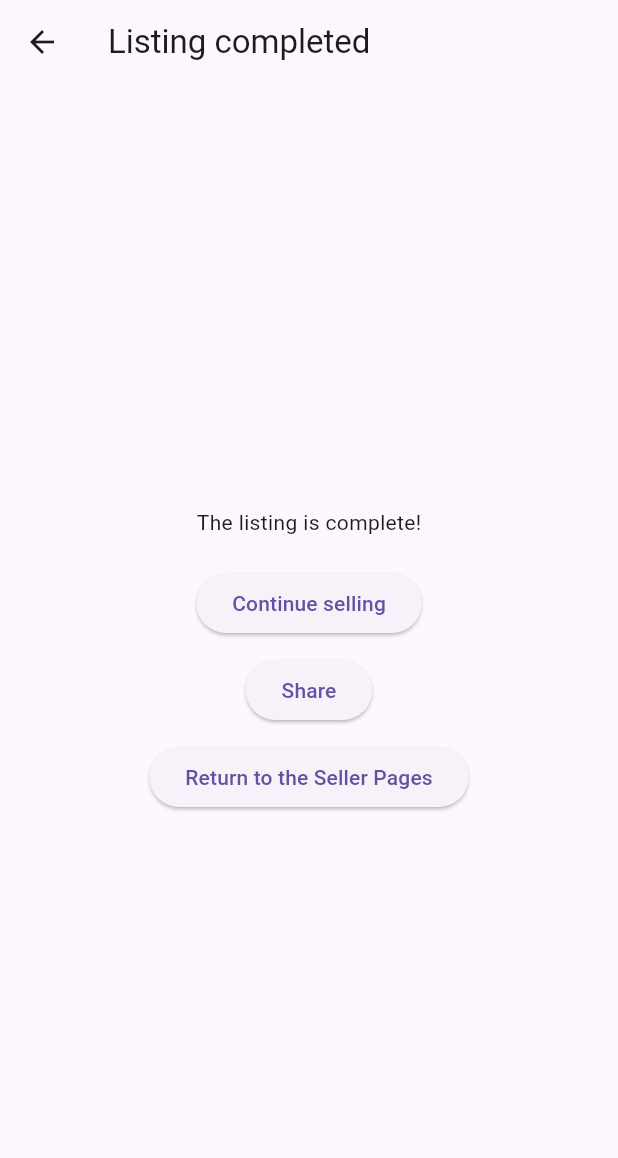
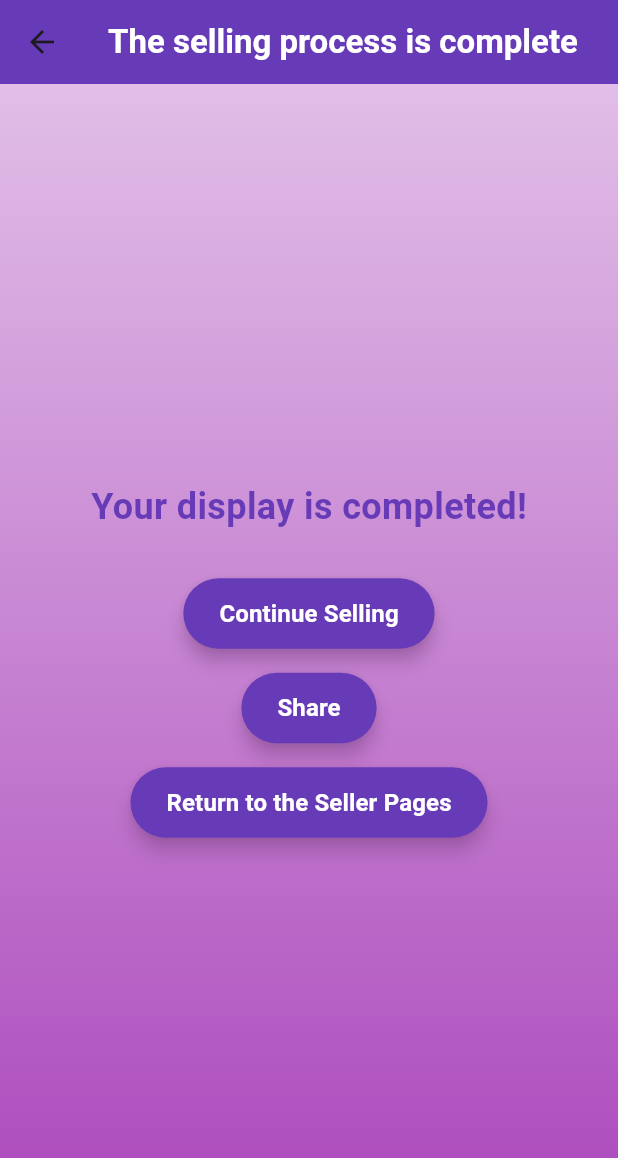
Before and after one commit to Yurin/mercari_demo, a Flutter app: the CompleteScreen screen opened by its route, on a phone screen of 412 x 824 dp. Shown: the top 1158 px of the screen. Run offline on Flutter 3.47's test engine with Material 3 defaults, Android fonts, the phone set to English and light mode, and no system bars; our stand-ins replace image_picker, share.

Commit message:
changed background

```diff
--- a/lib/screens/5_finish.dart
+++ b/lib/screens/5_finish.dart
@@ -1,3 +1,49 @@
+// import 'package:flutter/material.dart';
+// import 'package:share/share.dart';
+
+// class CompleteScreen extends StatelessWidget {
+//   const CompleteScreen({super.key});
+
+//   @override
+//   Widget build(BuildContext context) {
+//     return Scaffold(
+//       appBar: AppBar(
+//         title: const Text('Listing completed'),
+//       ),
+//       body: Center(
+//         child: Column(
+//           mainAxisAlignment: MainAxisAlignment.center,
+//           children: [
+//             const Text('The listing is complete!'),
+//             const SizedBox(height: 20),
+//             ElevatedButton(
+//               onPressed: () {
+//                 Navigator.popUntil(context, ModalRoute.withName('/aiSelection'));
+//               },
+//               child: const Text('Continue selling'),
+//             ),
+//             const SizedBox(height: 10),
+//             ElevatedButton(
+//               onPressed: () {
+//                 // Share functionality
+//                 Share.share('Check out my listing!');
+//               },
+//               child: const Text('Share'),
+//             ),
+//             const SizedBox(height: 10),
+//             ElevatedButton(
+//               onPressed: () {
+//                 Navigator.popUntil(context, ModalRoute.withName('/'));
+//               },
+//               child: const Text('Return to the Seller Pages'),
+//             ),
+//           ],
+//         ),
+//       ),
+//     );
+//   }
+// }
+
 import 'package:flutter/material.dart';
 import 'package:share/share.dart';
 
@@ -8,38 +54,97 @@ class CompleteScreen extends StatelessWidget {
   Widget build(BuildContext context) {
     return Scaffold(
       appBar: AppBar(
-        title: const Text('Listing completed'),
+        title: const Text(
+          'The selling process is complete',
+          style: TextStyle(
+            color: Colors.white,
+            fontWeight: FontWeight.bold,
           ),
-      body: Center(
+        ),
+        backgroundColor: Colors.deepPurple,
+        centerTitle: true,
+        elevation: 0,
+      ),
+      body: Container(
+        decoration: BoxDecoration(
+          gradient: LinearGradient(
+            colors: [Colors.purple.shade100, Colors.purple.shade400],
+            begin: Alignment.topCenter,
+            end: Alignment.bottomCenter,
+          ),
+        ),
+        child: Center(
           child: Column(
             mainAxisAlignment: MainAxisAlignment.center,
             children: [
-            const Text('The listing is complete!'),
-            const SizedBox(height: 20),
-            ElevatedButton(
+              const Text(
+                'Your display is completed!',
+                style: TextStyle(
+                  fontSize: 24,
+                  fontWeight: FontWeight.bold,
+                  color: Colors.deepPurple,
+                ),
+              ),
+              const SizedBox(height: 30),
+              CustomButton(
+                text: 'Continue Selling',
                 onPressed: () {
                   Navigator.popUntil(context, ModalRoute.withName('/aiSelection'));
                 },
-              child: const Text('Continue selling'),
               ),
-            const SizedBox(height: 10),
-            ElevatedButton(
+              const SizedBox(height: 15),
+              CustomButton(
+                text: 'Share',
                 onPressed: () {
-                // Share functionality
                   Share.share('Check out my listing!');
                 },
-              child: const Text('Share'),
               ),
-            const SizedBox(height: 10),
-            ElevatedButton(
+              const SizedBox(height: 15),
+              CustomButton(
+                text: 'Return to the Seller Pages',
                 onPressed: () {
                   Navigator.popUntil(context, ModalRoute.withName('/'));
                 },
-              child: const Text('Return to the Seller Pages'),
               ),
             ],
+          ),
         ),
       ),
     );
   }
 }
+
+class CustomButton extends StatelessWidget {
+  final String text;
+  final VoidCallback onPressed;
+
+  const CustomButton({
+    super.key,
+    required this.text,
+    required this.onPressed,
+  });
+
+  @override
+  Widget build(BuildContext context) {
+    return ElevatedButton(
+      style: ElevatedButton.styleFrom(
+        padding: const EdgeInsets.symmetric(vertical: 12, horizontal: 24),
+        backgroundColor: Colors.deepPurple,
+        shape: RoundedRectangleBorder(
+          borderRadius: BorderRadius.circular(30),
+        ),
+        elevation: 5,
+        shadowColor: Colors.purple.shade300,
+      ),
+      onPressed: onPressed,
+      child: Text(
+        text,
+        style: const TextStyle(
+          fontSize: 16,
+          color: Colors.white,
+          fontWeight: FontWeight.bold,
+        ),
+      ),
+    );
+  }
+}
```
Lines whose indentation alone changed are shown as unchanged.
